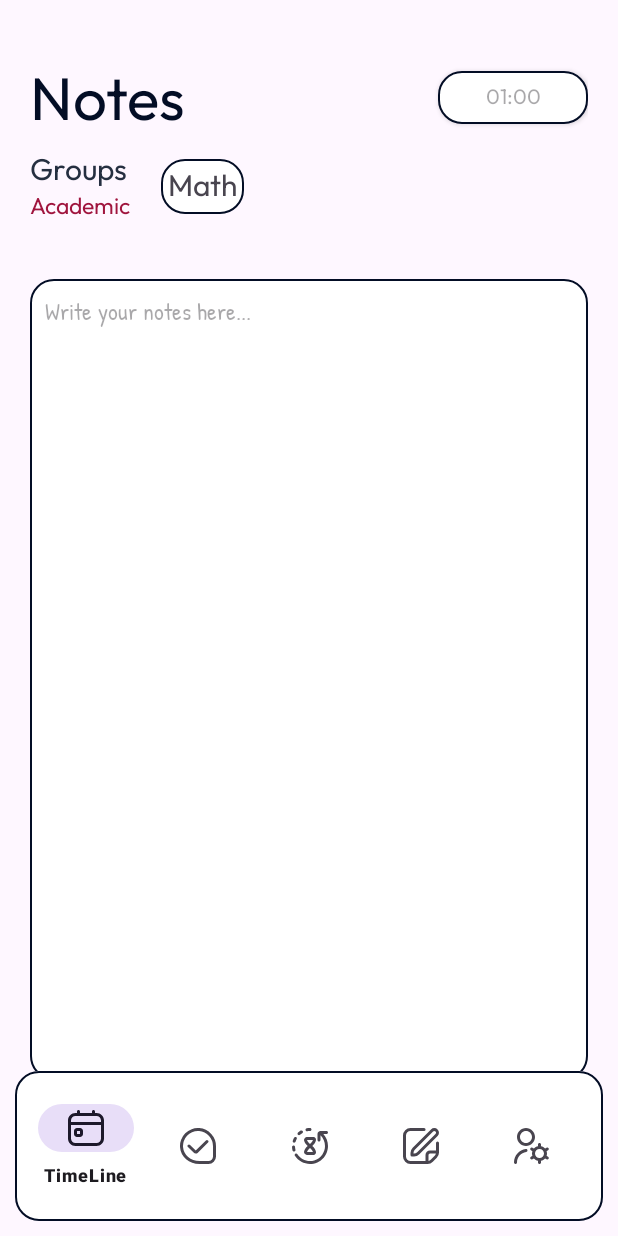
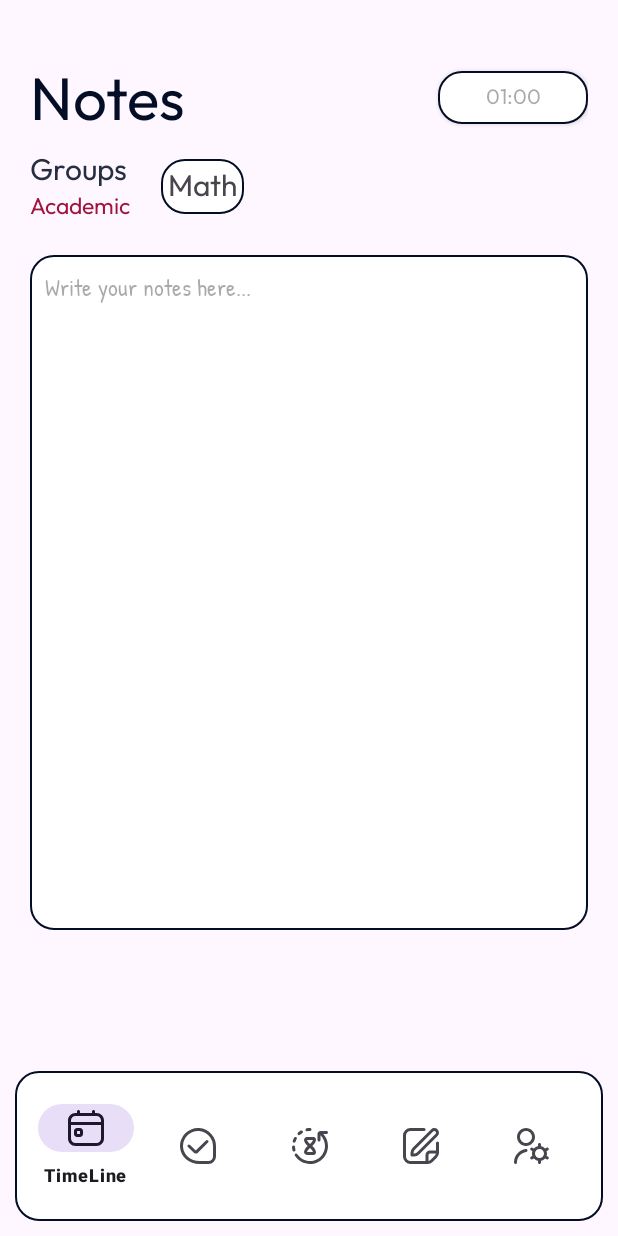
Before and after one commit to ForLess01/FasktApp, an Android app: the fragment NotesFragment placed in its activity, on a phone screen of 412 x 824 dp. Run offline under Robolectric (Android 15) with nearby library versions, the phone set to English and light mode, and no system bars.

Commit message:
fixing size of fragment_notes.xml in specific, aboud edit text of Notes

```diff
--- a/app/src/main/res/layout/fragment_notes.xml
+++ b/app/src/main/res/layout/fragment_notes.xml
@@ -90,8 +90,7 @@
         <EditText
             android:id="@+id/noteEditText"
             android:layout_width="0dp"
-            android:layout_height="0dp"
-            android:layout_marginTop="16dp"
+            android:layout_height="450dp"
             android:autofillHints="Write your"
             android:gravity="top"
             android:hint="Write your notes here..."
@@ -104,7 +103,6 @@
             app:layout_constraintEnd_toEndOf="parent"
             app:layout_constraintStart_toStartOf="parent"
             app:layout_constraintTop_toTopOf="parent"
-            app:layout_constraintBottom_toBottomOf="parent"
             />
     </androidx.constraintlayout.widget.ConstraintLayout>
 
```
